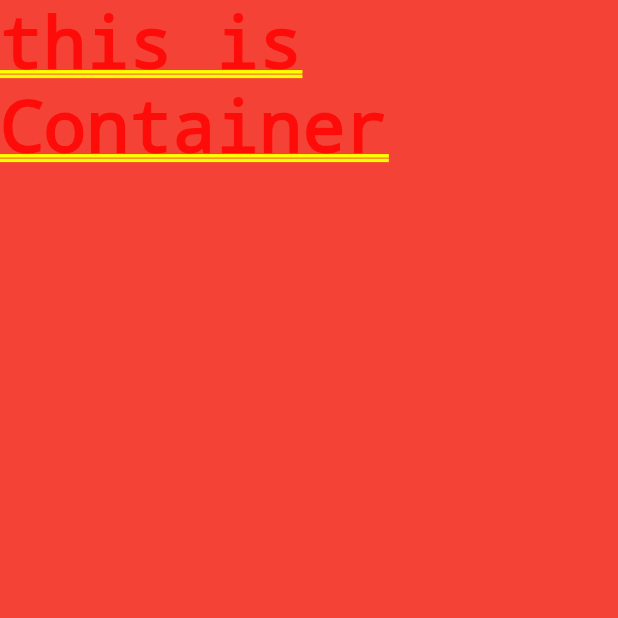
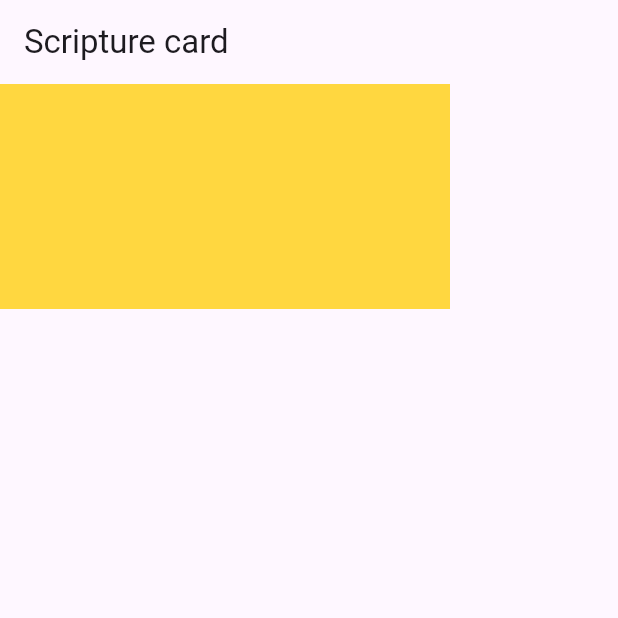
Before and after one commit to THSPSS/lampApp, a Flutter app: the screen it shows after launch, on a phone screen of 412 x 824 dp, the top half of it. Run offline on Flutter 3.47's test engine with Material 3 defaults, Android fonts, the light colour scheme and no system bars.

Commit message:
add container in test page

```diff
--- a/lib/pages/test_page.dart
+++ b/lib/pages/test_page.dart
@@ -5,6 +5,15 @@ class TestPage extends StatelessWidget {
 
   @override
   Widget build(BuildContext context) {
-    return Container(color: Colors.red, child: Text("this is Container"));
+    return Scaffold(
+      appBar: AppBar(
+        title: Text("Scripture card"),
+      ),
+      body: Container(
+        width: 300,
+        height: 150,
+        color: Colors.amberAccent,
+      ),
+    );
   }
 }
```
